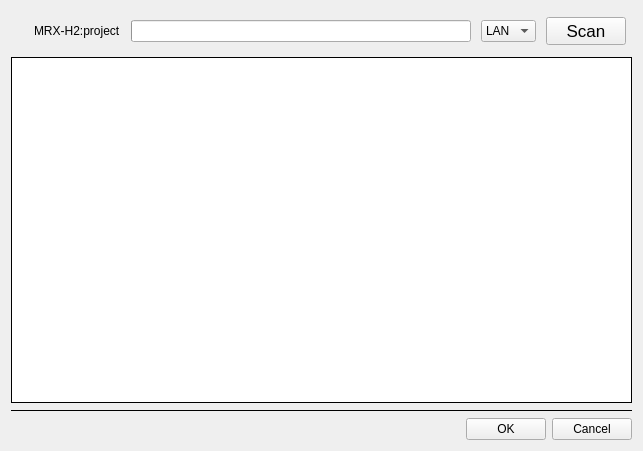
Old version of the form source/widget/megainterface.ui in the repository ww4u/mct-t4.
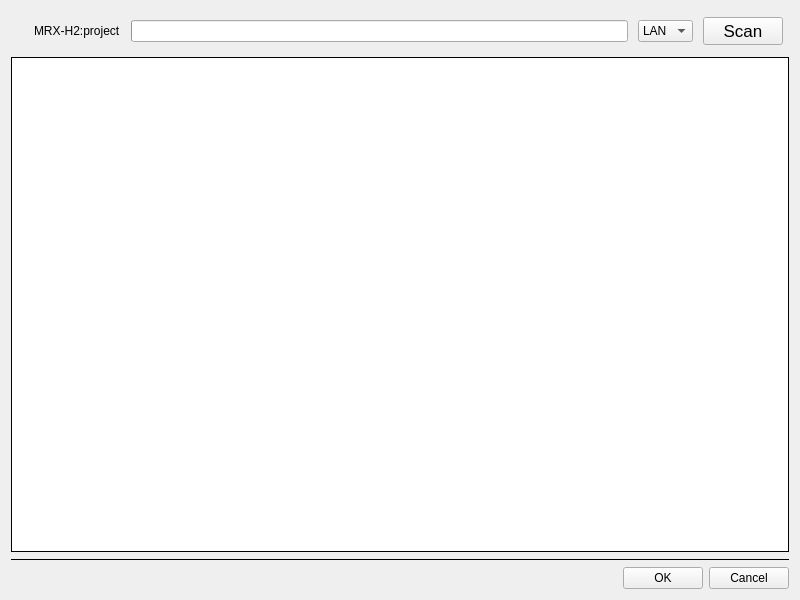
New version of the form. Icons and pictures are not drawn.

```diff
--- a/source/widget/megainterface.ui
+++ b/source/widget/megainterface.ui
@@ -6,8 +6,8 @@
    <rect>
     <x>0</x>
     <y>0</y>
-    <width>643</width>
-    <height>451</height>
+    <width>800</width>
+    <height>600</height>
    </rect>
   </property>
   <property name="sizePolicy">
@@ -16,6 +16,12 @@
     <verstretch>0</verstretch>
    </sizepolicy>
   </property>
+  <property name="minimumSize">
+   <size>
+    <width>640</width>
+    <height>480</height>
+   </size>
+  </property>
   <property name="focusPolicy">
    <enum>Qt::TabFocus</enum>
   </property>
@@ -117,7 +123,7 @@
     </layout>
    </item>
    <item>
-    <widget class="QListView" name="listView">
+    <widget class="QTableView" name="tableView">
      <property name="font">
       <font>
        <pointsize>11</pointsize>
@@ -147,15 +153,36 @@
      <property name="selectionBehavior">
       <enum>QAbstractItemView::SelectRows</enum>
      </property>
-     <property name="resizeMode">
-      <enum>QListView::Adjust</enum>
+     <property name="sortingEnabled">
+      <bool>true</bool>
      </property>
-     <property name="uniformItemSizes">
+     <property name="wordWrap">
       <bool>false</bool>
      </property>
-     <property name="selectionRectVisible">
+     <property name="cornerButtonEnabled">
       <bool>false</bool>
      </property>
+     <attribute name="horizontalHeaderCascadingSectionResizes">
+      <bool>true</bool>
+     </attribute>
+     <attribute name="horizontalHeaderDefaultSectionSize">
+      <number>120</number>
+     </attribute>
+     <attribute name="horizontalHeaderMinimumSectionSize">
+      <number>60</number>
+     </attribute>
+     <attribute name="horizontalHeaderStretchLastSection">
+      <bool>true</bool>
+     </attribute>
+     <attribute name="verticalHeaderVisible">
+      <bool>false</bool>
+     </attribute>
+     <attribute name="verticalHeaderDefaultSectionSize">
+      <number>40</number>
+     </attribute>
+     <attribute name="verticalHeaderMinimumSectionSize">
+      <number>30</number>
+     </attribute>
     </widget>
    </item>
    <item>
```
Left out of the diff: 6 changed lines with no effect on the pictures.
